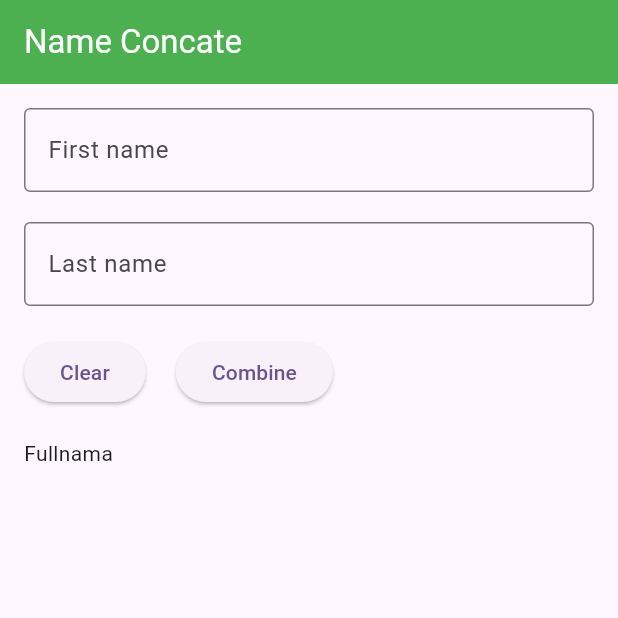
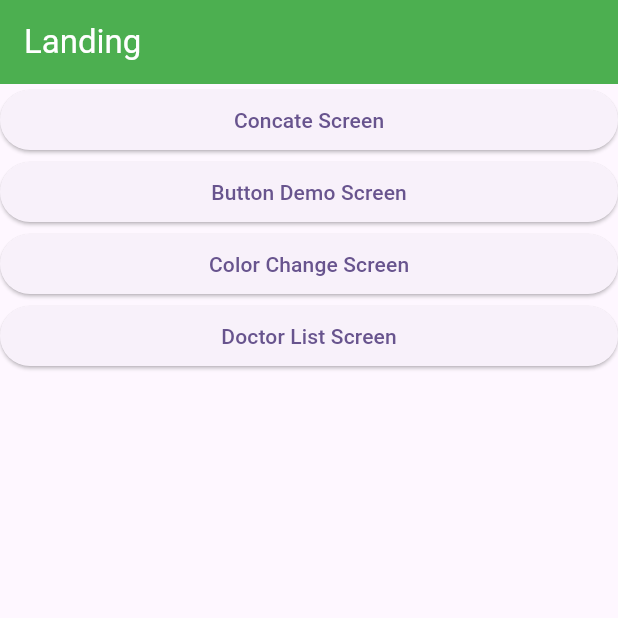
Before and after one commit to abidroid/flutter_online_june_project, a Flutter app: the screen it shows after launch, on a phone screen of 412 x 824 dp, the top half of it. Run offline on Flutter 3.47's test engine with Material 3 defaults, Android fonts, the phone set to English and light mode, and no system bars; our stand-ins replace fluttertoast, gap.

```diff
--- a/lib/main.dart
+++ b/lib/main.dart
@@ -7,6 +7,7 @@ import 'package:flutter_online_june_project/screens/dynamic_gridview_screen.dart
 import 'package:flutter_online_june_project/screens/dynamic_listview_screen.dart';
 import 'package:flutter_online_june_project/screens/first_screen.dart';
 import 'package:flutter_online_june_project/screens/images_demo_screen.dart';
+import 'package:flutter_online_june_project/screens/landing_screen.dart';
 import 'package:flutter_online_june_project/screens/listview_demo_screen.dart';
 import 'package:flutter_online_june_project/screens/name_concat_screen.dart';
 import 'package:flutter_online_june_project/screens/row_and_column_demo_screen.dart';
@@ -32,7 +33,7 @@ class MyApp extends StatelessWidget {
       theme: ThemeData(
         colorScheme: ColorScheme.fromSeed(seedColor: Colors.deepPurple),
       ),
-      home: const NameConcatScreen() // Launcher screen
+      home: const LandingScreen() // Launcher screen
     );
   }
 }
--- /dev/null
+++ b/lib/screens/landing_screen.dart
@@ -0,0 +1,44 @@
+
+import 'package:flutter/material.dart';
+import 'package:flutter_online_june_project/screens/buttons_demo_screen.dart';
+import 'package:flutter_online_june_project/screens/color_change_demo_screen.dart';
+import 'package:flutter_online_june_project/screens/name_concat_screen.dart';
+
+class LandingScreen extends StatelessWidget {
+  const LandingScreen({super.key});
+
+  @override
+  Widget build(BuildContext context) {
+    return Scaffold(
+      appBar: AppBar(
+        title: const Text('Landing'),
+        backgroundColor: Colors.green,
+        foregroundColor: Colors.white,
+      ),
+      body: ListView(
+        children: [
+          ElevatedButton(onPressed: (){
+
+            Navigator.of(context).push(MaterialPageRoute(builder: (context){
+              return NameConcatScreen();
+            }));
+
+          }, child: const Text('Concate Screen')),
+          ElevatedButton(onPressed: (){
+            Navigator.of(context).push(MaterialPageRoute(builder: (context){
+              return ButtonsDemoScreen();
+            }));
+
+          }, child: const Text('Button Demo Screen')),
+          ElevatedButton(onPressed: (){
+
+            Navigator.of(context).pushReplacement(MaterialPageRoute(builder: (context){
+              return ColorChangeDemoScreen();
+            }));
+          }, child: const Text('Color Change Screen')),
+          ElevatedButton(onPressed: (){}, child: const Text('Doctor List Screen')),
+        ],
+      ),
+    );
+  }
+}
--- a/lib/screens/name_concat_screen.dart
+++ b/lib/screens/name_concat_screen.dart
@@ -84,6 +84,10 @@ class _NameConcatScreenState extends State<NameConcatScreen> {
             Gap(20),
 
             Text(fullName),
+
+            OutlinedButton(onPressed: (){
+              Navigator.of(context).pop();
+            }, child: const Text("Go Back")),
           ],
         ),
       ),
```
